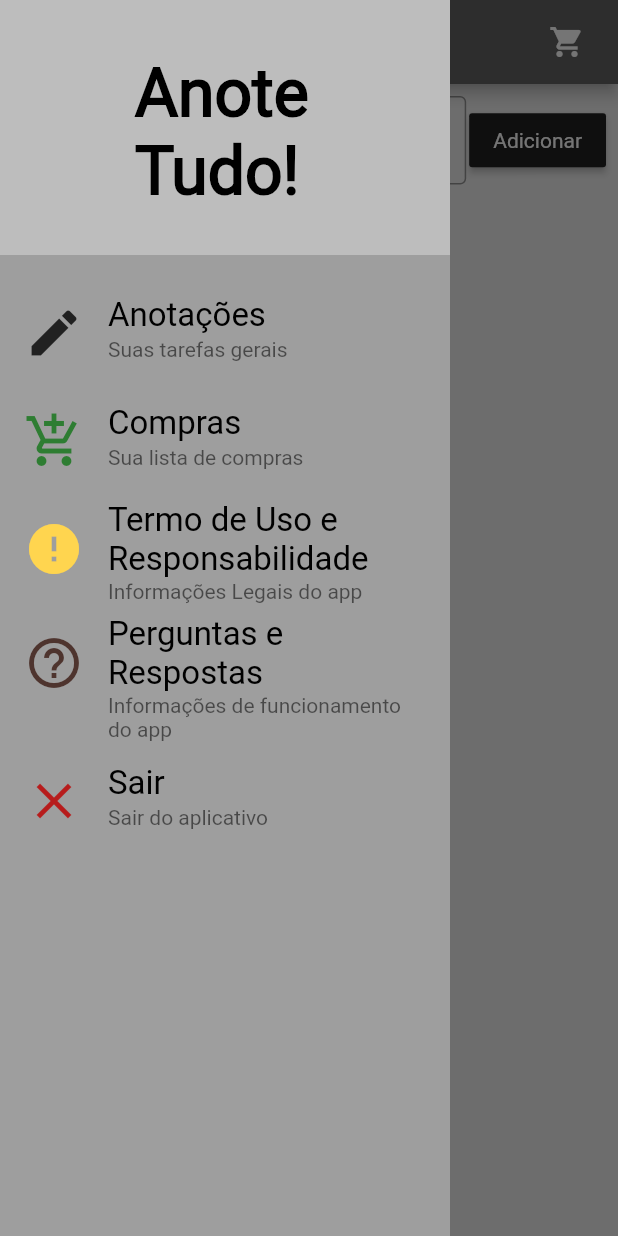
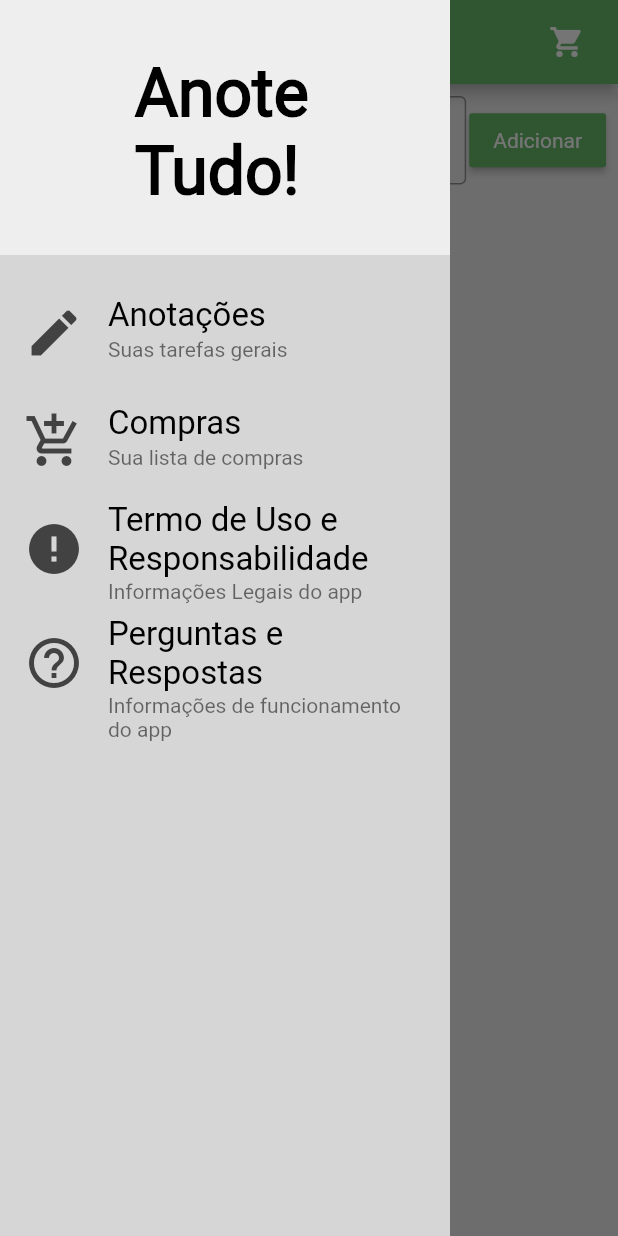
Before and after one commit to claudiovianna/anote_tudo, a Flutter app: the screen it shows after launch, with the side drawer open, on a phone screen of 412 x 824 dp. Run offline on Flutter 3.47's test engine with Material 2 defaults, Android fonts, the light colour scheme and no system bars.

Commit message:
Alterações de cores para melhor aceitação pública.

```diff
--- a/lib/pages/anote_screen.dart
+++ b/lib/pages/anote_screen.dart
@@ -76,7 +76,7 @@ class _AnoteScreenState extends State<AnoteScreen> {
           style: TextStyle(color: Colors.white, fontSize: 23.0),
         ),
         //Cor do appBar
-        backgroundColor: Colors.grey[700],
+        backgroundColor: Colors.green[400],
         centerTitle: true,
         actions: <Widget>[
           IconButton(
@@ -113,7 +113,7 @@ class _AnoteScreenState extends State<AnoteScreen> {
                 ),
                 RaisedButton(
                   //Cor do bottão adicionar
-                  color: Colors.grey[900],
+                  color: Colors.green[400],
                   //Cor do text do botão - Adicionar
                   child: Text("Adicionar"),
                   textColor: Colors.white,
@@ -159,7 +159,7 @@ class _AnoteScreenState extends State<AnoteScreen> {
         // cor da caixa do checkBox
         value: _toDoList[index]["ok"],
         secondary: CircleAvatar(
-          backgroundColor: Colors.grey[800], // Cor interior CicleAvatar
+          backgroundColor: Colors.green[700], // Cor interior CicleAvatar
           foregroundColor: Colors.white, // cor do icone
           child:
               Icon(_toDoList[index]["ok"] ? Icons.thumb_up : Icons.mode_edit),
@@ -180,7 +180,7 @@ class _AnoteScreenState extends State<AnoteScreen> {
 
           final snack = SnackBar(
           //SnackBar(
-            backgroundColor: Colors.grey[700],
+            backgroundColor: Colors.green[400],
             // cor da Barra de tarefa
             content: Text(
               "Item: \"${_lastRemoved["title"]}\" removido!",
@@ -197,7 +197,7 @@ class _AnoteScreenState extends State<AnoteScreen> {
                     _saveData();
                   });
                 }),
-            duration: Duration(seconds: 4),
+            duration: Duration(seconds: 6),
           );
           Scaffold.of(context).removeCurrentSnackBar();
           Scaffold.of(context).showSnackBar(snack);
--- a/lib/pages/perguntas_respostas.dart
+++ b/lib/pages/perguntas_respostas.dart
@@ -13,7 +13,7 @@ class PerguntasRespostas extends StatelessWidget {
             fontSize: 20.0,
           ),
         ),
-        backgroundColor: Colors.brown,
+        backgroundColor: Colors.green[400],
         centerTitle: true,
       ),
       body: SingleChildScrollView(
--- a/lib/widgets/drawer_list.dart
+++ b/lib/widgets/drawer_list.dart
@@ -3,7 +3,7 @@ import 'package:anote_tudo/pages/anote_screen.dart';
 import 'package:anote_tudo/pages/perguntas_respostas.dart';
 import 'package:anote_tudo/pages/termo_responsabilidade.dart';
 import 'package:flutter/material.dart';
-import 'package:flutter/services.dart';
+//import 'package:flutter/services.dart';
 
 class DrawerList extends StatelessWidget {
   @override
@@ -14,7 +14,7 @@ class DrawerList extends StatelessWidget {
 //        padding: EdgeInsets.fromLTRB(0.0, 16.0, 16.0, 8.0),
         //width: 300,
         width: 300,
-        color: Colors.grey[500],
+        color: Colors.grey[350],
         child: ListView(
           children: <Widget>[
             Column(
@@ -40,7 +40,7 @@ class DrawerList extends StatelessWidget {
                       ),
                     ],
                   ),
-                  color: Colors.grey[400],
+                  color: Colors.grey[200],
                 ),
               ],
             ),
@@ -67,7 +67,7 @@ class DrawerList extends StatelessWidget {
               leading: Icon(
                 Icons.mode_edit,
                 size: 40.0,
-                color: Colors.grey[900],
+                color: Colors.grey[800],
               ),
             ),
             ListTile(
@@ -89,7 +89,7 @@ class DrawerList extends StatelessWidget {
               leading: Icon(
                 Icons.add_shopping_cart,
                 size: 40.0,
-                color: Colors.green[800],
+                color: Colors.grey[800],
               ),
             ),
             ListTile(
@@ -111,7 +111,7 @@ class DrawerList extends StatelessWidget {
               leading: Icon(
                 Icons.error,
                 size: 40.0,
-                color: Colors.amber[300],
+                color: Colors.grey[800],
               ),
             ),
             ListTile(
@@ -133,27 +133,7 @@ class DrawerList extends StatelessWidget {
               leading: Icon(
                 Icons.help_outline,
                 size: 40.0,
-                color: Colors.brown[800],
-              ),
-            ),
-            ListTile(
-              onTap: () {
-                SystemNavigator.pop();
-              },
-              title: Text(
-                "Sair",
-                style: TextStyle(
-                  fontSize: 22.0,
-                  color: Colors.black,
-                ),
-              ),
-              subtitle: Text(
-                "Sair do aplicativo",
-              ),
-              leading: Icon(
-                Icons.close,
-                size: 40.0,
-                color: Colors.red[900],
+                color: Colors.grey[800],
               ),
             ),
           ],
```
Also changed, not shown: lib/pages/compras_screen.dart (+4 -4 lines).
